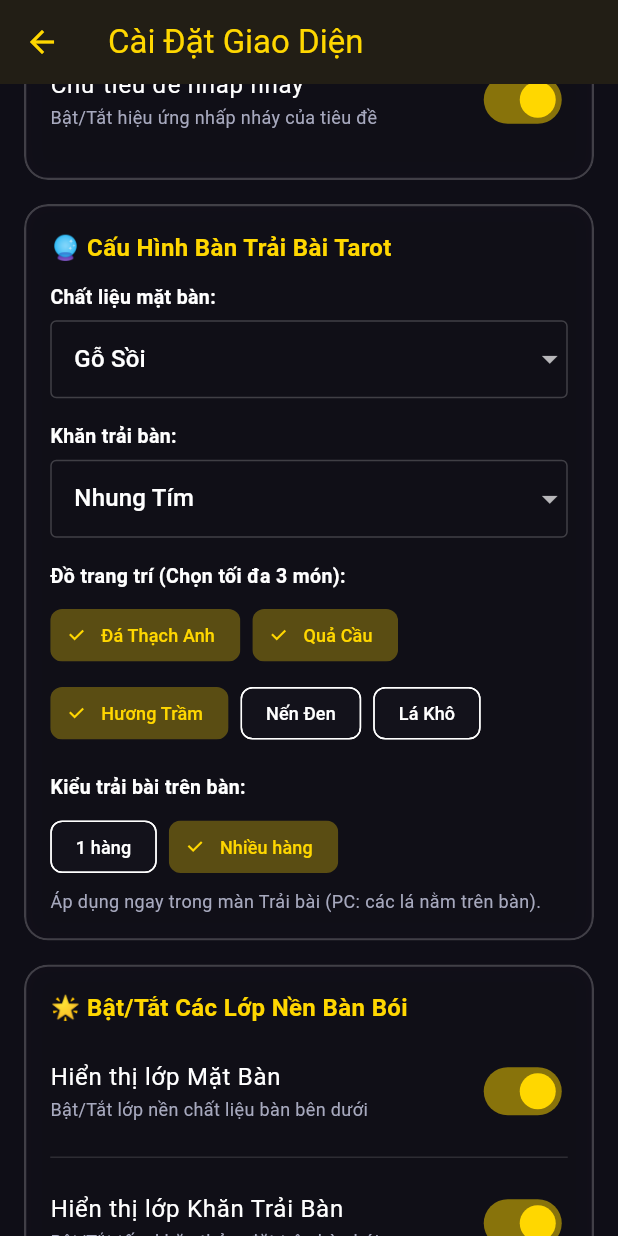
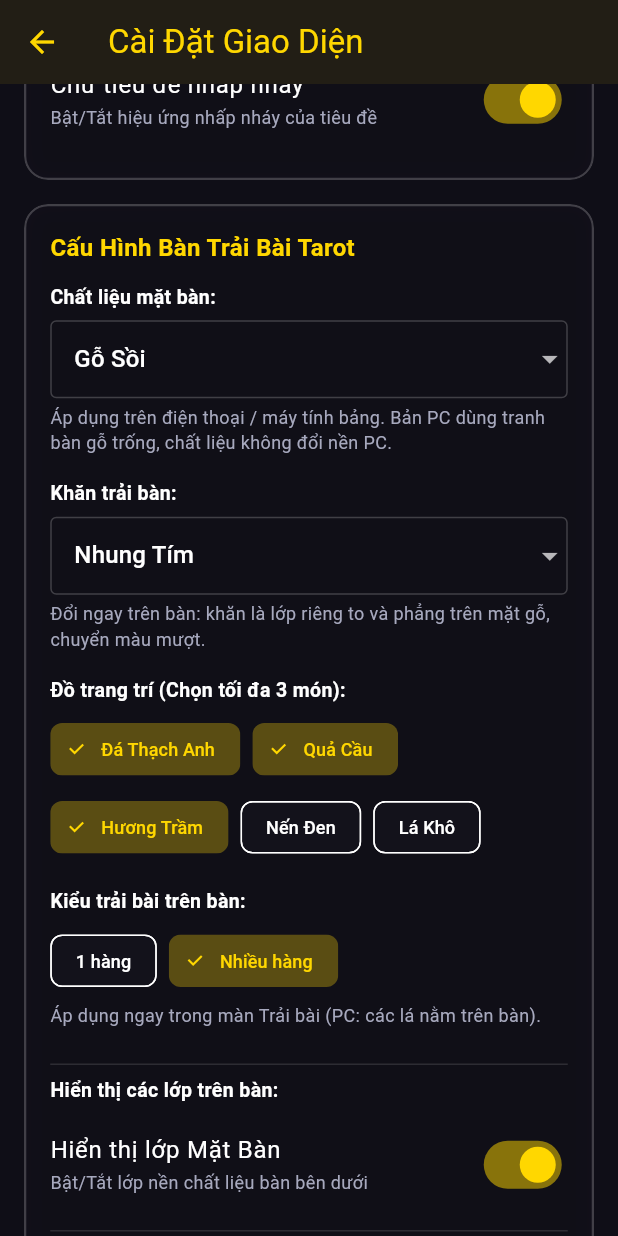
Before and after one commit to Neito112/TarotDesk, a Flutter app: the SettingsScreen screen opened directly, scrolled down 576 dp, on a phone screen of 412 x 824 dp. Run offline on Flutter 3.47's test engine with Material 3 defaults, Android fonts, the phone set to English and light mode, and no system bars; our stand-ins replace image_picker, shared_preferences, sqflite, sqflite_common_ffi, sqflite_common_ffi_web; accounts and stored records are empty.

Commit message:
Settings: one table section, canonical lists

```diff
--- a/tarot_desk_flutter/lib/presentation/screens/settings_screen.dart
+++ b/tarot_desk_flutter/lib/presentation/screens/settings_screen.dart
@@ -2,13 +2,21 @@ import 'package:flutter/material.dart';
 import 'package:provider/provider.dart';
 import '../../core/responsive.dart';
 import '../../core/theme/app_theme.dart';
+import '../../data/models/user_preferences.dart';
 import '../../logic/settings_provider.dart';
 import '../widgets/glass_panel.dart';
 
-/// Màn hình Cài đặt giao diện, Theme, Bàn bói bài & Đồ trang trí (Cập nhật bật/tắt 3 lớp)
+/// Màn hình Cài đặt giao diện, Theme, Bàn bói bài & Đồ trang trí.
 /// Bố cục: mobile-first Android (1 cột), iPad (2 cột cho Theme + Hiệu ứng),
-/// PC (nội dung căn giữa, rộng tối đa 1080). Mọi toggle trong SettingsProvider
-/// đều có mặt trên màn hình, không còn toggle "mồ côi".
+/// PC (nội dung căn giữa, rộng tối đa 1080).
+///
+/// Mọi trường trong [UserPreferencesModel] đều có control ở đây và
+/// đều được ít nhất một màn hình đọc — không còn toggle "mồ côi".
+/// Tất cả cấu hình bàn (chất liệu, khăn, decor, kiểu trải, bật/tắt
+/// các lớp) nằm trong MỘT mục "Cấu Hình Bàn Trải Bài Tarot".
+/// Các danh sách lựa chọn dùng chung hằng số trong
+/// [UserPreferencesModel] (tableStyles / clothStyles / decorOptions)
+/// để không lệch với dialog đổi bàn trong màn Trải bài.
 class SettingsScreen extends StatelessWidget {
   const SettingsScreen({Key? key}) : super(key: key);
 
@@ -44,6 +52,13 @@ class SettingsScreen extends StatelessWidget {
             fontSize: 13));
   }
 
+  Widget _hintText(AppThemeData theme, String text) {
+    return Text(
+      text,
+      style: TextStyle(color: theme.secondaryTextColor, fontSize: 12),
+    );
+  }
+
   Widget _toggleTile({
     required AppThemeData theme,
     required String title,
@@ -70,7 +85,7 @@ class SettingsScreen extends StatelessWidget {
       child: Column(
         crossAxisAlignment: CrossAxisAlignment.start,
         children: [
-          _sectionTitle(theme, '🎨 Chọn Chủ Đề Giao Diện (Theme)'),
+          _sectionTitle(theme, 'Chọn Chủ Đề Giao Diện (Theme)'),
           const SizedBox(height: 12),
           ...AppThemeData.availableThemes.values.map((t) {
             final isSelected = settings.userPrefs.themeId == t.id;
@@ -107,7 +122,7 @@ class SettingsScreen extends StatelessWidget {
       child: Column(
         crossAxisAlignment: CrossAxisAlignment.start,
         children: [
-          _sectionTitle(theme, '✨ Hiệu Ứng Giao Diện'),
+          _sectionTitle(theme, 'Hiệu Ứng Giao Diện'),
           const SizedBox(height: 8),
           _toggleTile(
             theme: theme,
@@ -137,6 +152,10 @@ class SettingsScreen extends StatelessWidget {
     );
   }
 
+  /// MỘT mục duy nhất cho toàn bộ bàn trải bài: chất liệu mặt bàn,
+  /// khăn trải bàn, đồ trang trí, kiểu trải bài, và bật/tắt 3 lớp
+  /// (mặt bàn / khăn / decor). Mọi control ở đây đều gọi setter
+  /// của SettingsProvider nên màn Trải bài cập nhật ngay khi đổi.
   Widget _tableSection(
       BuildContext context, SettingsProvider settings, AppThemeData theme) {
     return GlassPanel(
@@ -145,7 +164,7 @@ class SettingsScreen extends StatelessWidget {
       child: Column(
         crossAxisAlignment: CrossAxisAlignment.start,
         children: [
-          _sectionTitle(theme, '🔮 Cấu Hình Bàn Trải Bài Tarot'),
+          _sectionTitle(theme, 'Cấu Hình Bàn Trải Bài Tarot'),
           const SizedBox(height: 12),
           _fieldLabel(theme, 'Chất liệu mặt bàn:'),
           const SizedBox(height: 6),
@@ -153,7 +172,7 @@ class SettingsScreen extends StatelessWidget {
             dropdownColor: theme.cardBackgroundColor,
             isExpanded: true,
             value: settings.userPrefs.tableStyle,
-            items: ['Gỗ Sồi', 'Đá Cổ', 'Vũ Trụ'].map((style) {
+            items: UserPreferencesModel.tableStyles.map((style) {
               return DropdownMenuItem<String>(
                 value: style,
                 child: Text(style,
@@ -165,6 +184,9 @@ class SettingsScreen extends StatelessWidget {
             },
             decoration: _fieldDecoration(theme),
           ),
+          const SizedBox(height: 4),
+          _hintText(theme,
+              'Áp dụng trên điện thoại / máy tính bảng. Bản PC dùng tranh bàn gỗ trống, chất liệu không đổi nền PC.'),
           const SizedBox(height: 16),
           _fieldLabel(theme, 'Khăn trải bàn:'),
           const SizedBox(height: 6),
@@ -172,7 +194,7 @@ class SettingsScreen extends StatelessWidget {
             dropdownColor: theme.cardBackgroundColor,
             isExpanded: true,
             value: settings.userPrefs.clothStyle,
-            items: ['Nhung Tím', 'Lụa Vàng', 'Thảm Đen'].map((style) {
+            items: UserPreferencesModel.clothStyles.map((style) {
               return DropdownMenuItem<String>(
                 value: style,
                 child: Text(style,
@@ -184,14 +206,16 @@ class SettingsScreen extends StatelessWidget {
             },
             decoration: _fieldDecoration(theme),
           ),
+          const SizedBox(height: 4),
+          _hintText(theme,
+              'Đổi ngay trên bàn: khăn là lớp riêng to và phẳng trên mặt gỗ, chuyển màu mượt.'),
           const SizedBox(height: 16),
           _fieldLabel(theme, 'Đồ trang trí (Chọn tối đa 3 món):'),
           const SizedBox(height: 6),
           Wrap(
             spacing: 8,
             runSpacing: 4,
-            children: ['Đá Thạch Anh', 'Quả Cầu', 'Hương Trầm', 'Nến Đen', 'Lá Khô']
-                .map((item) {
+            children: UserPreferencesModel.decorOptions.map((item) {
               final isSelected =
                   settings.userPrefs.decorItems.contains(item);
               return FilterChip(
@@ -208,7 +232,8 @@ class SettingsScreen extends StatelessWidget {
                   final current =
                       List<String>.from(settings.userPrefs.decorItems);
                   if (selected) {
-                    if (current.length < 3) {
+                    if (current.length <
+                        UserPreferencesModel.maxDecorItems) {
                       current.add(item);
                       settings.setDecorItems(current);
                     } else {
@@ -239,9 +264,35 @@ class SettingsScreen extends StatelessWidget {
             ],
           ),
           const SizedBox(height: 4),
-          Text(
-            'Áp dụng ngay trong màn Trải bài (PC: các lá nằm trên bàn).',
-            style: TextStyle(color: theme.secondaryTextColor, fontSize: 12),
+          _hintText(theme,
+              'Áp dụng ngay trong màn Trải bài (PC: các lá nằm trên bàn).'),
+          const SizedBox(height: 16),
+          const Divider(color: Colors.white12),
+          _fieldLabel(theme, 'Hiển thị các lớp trên bàn:'),
+          const SizedBox(height: 4),
+          _toggleTile(
+            theme: theme,
+            title: 'Hiển thị lớp Mặt Bàn',
+            subtitle: 'Bật/Tắt lớp nền chất liệu bàn bên dưới',
+            value: settings.userPrefs.showTable,
+            onChanged: (val) => settings.toggleTable(val),
+          ),
+          const Divider(color: Colors.white12),
+          _toggleTile(
+            theme: theme,
+            title: 'Hiển thị lớp Khăn Trải Bàn',
+            subtitle: 'Bật/Tắt tấm khăn phẳng đặt trên bàn bói',
+            value: settings.userPrefs.showCloth,
+            onChanged: (val) => settings.toggleCloth(val),
+          ),
+          const Divider(color: Colors.white12),
+          _toggleTile(
+            theme: theme,
+            title: 'Hiển thị lớp Đồ Decor',
+            subtitle:
+                'Bật/Tắt các vật phẩm thạch anh, quả cầu, trầm hương',
+            value: settings.userPrefs.showDecor,
+            onChanged: (val) => settings.toggleDecor(val),
           ),
         ],
       ),
@@ -263,44 +314,6 @@ class SettingsScreen extends StatelessWidget {
       onSelected: (selected) {
         if (selected) settings.setSpreadMode(value);
       },
-    );
-  }
-
-  Widget _layersSection(SettingsProvider settings, AppThemeData theme) {
-    return GlassPanel(
-      backgroundColor: theme.cardBackgroundColor,
-      borderColor: theme.glassBorderColor,
-      child: Column(
-        crossAxisAlignment: CrossAxisAlignment.start,
-        children: [
-          _sectionTitle(theme, '🌟 Bật/Tắt Các Lớp Nền Bàn Bói'),
-          const SizedBox(height: 8),
-          _toggleTile(
-            theme: theme,
-            title: 'Hiển thị lớp Mặt Bàn',
-            subtitle: 'Bật/Tắt lớp nền chất liệu bàn bên dưới',
-            value: settings.userPrefs.showTable,
-            onChanged: (val) => settings.toggleTable(val),
-          ),
-          const Divider(color: Colors.white12),
-          _toggleTile(
-            theme: theme,
-            title: 'Hiển thị lớp Khăn Trải Bàn',
-            subtitle: 'Bật/Tắt tấm khăn thảm đặt trên bàn bói',
-            value: settings.userPrefs.showCloth,
-            onChanged: (val) => settings.toggleCloth(val),
-          ),
-          const Divider(color: Colors.white12),
-          _toggleTile(
-            theme: theme,
-            title: 'Hiển thị lớp Đồ Decor',
-            subtitle:
-                'Bật/Tắt các vật phẩm thạch anh, quả cầu, trầm hương',
-            value: settings.userPrefs.showDecor,
-            onChanged: (val) => settings.toggleDecor(val),
-          ),
-        ],
-      ),
     );
   }
 
@@ -343,8 +356,6 @@ class SettingsScreen extends StatelessWidget {
                 ],
                 const SizedBox(height: _sectionGap),
                 _tableSection(context, settings, theme),
-                const SizedBox(height: _sectionGap),
-                _layersSection(settings, theme),
               ],
             ),
           ),
```
